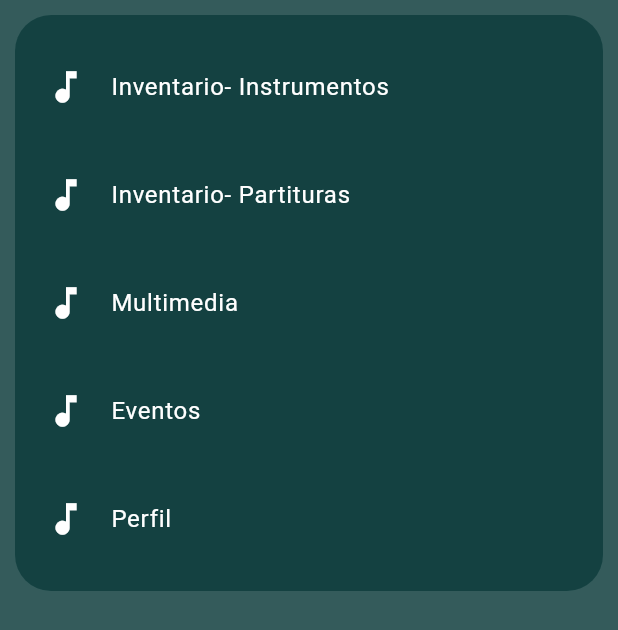
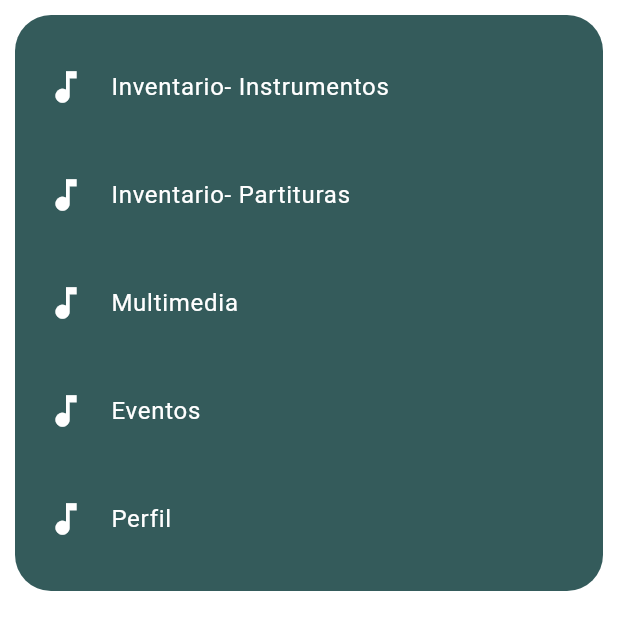
Before and after one commit to mahechamanuela92-cell/frontend_banda, a Flutter app: the MenuUsuario screen opened directly, on a phone screen of 412 x 824 dp. Shown: the top 630 px of the screen. Run offline on Flutter 3.47's test engine with Material 3 defaults, Android fonts, the phone set to English and light mode, and no system bars; our stand-ins replace audioplayers, file_picker, image_picker.

Commit message:
subiendo cambios de menu usuario

```diff
--- a/lib/screens/pantalla_menuusuario.dart
+++ b/lib/screens/pantalla_menuusuario.dart
@@ -1,4 +1,3 @@
-
 import 'package:flutter/material.dart';
 import 'package:frontend/screens/eventos/pantalla_evento.dart';
 import 'package:frontend/screens/multimedia/multimedia.dart';
@@ -39,7 +38,7 @@
   @override
   Widget build(BuildContext context) {
     return Scaffold(
-      backgroundColor: Colores.bloqueOscuro, // se ve el inicio atrás
+      backgroundColor: Colors.transparent, // <- CAMBIADO A TRANSPARENTE
       body: Stack(
         children: [
           // CAPA 1: cubre toda la pantalla, al tocarla se cierra el menú
@@ -58,7 +57,7 @@
                 margin: const EdgeInsets.all(10),
                 padding: const EdgeInsets.symmetric(vertical: 12),
                 decoration: BoxDecoration(
-                  color: Colores.bloqueOscuro,
+                  color: Colores.bloqueOscuro, // El cuadro mantiene su color verde
                   borderRadius: BorderRadius.circular(24),
                 ),
                 child: Column(
```
Also changed, not shown: pubspec.lock.
